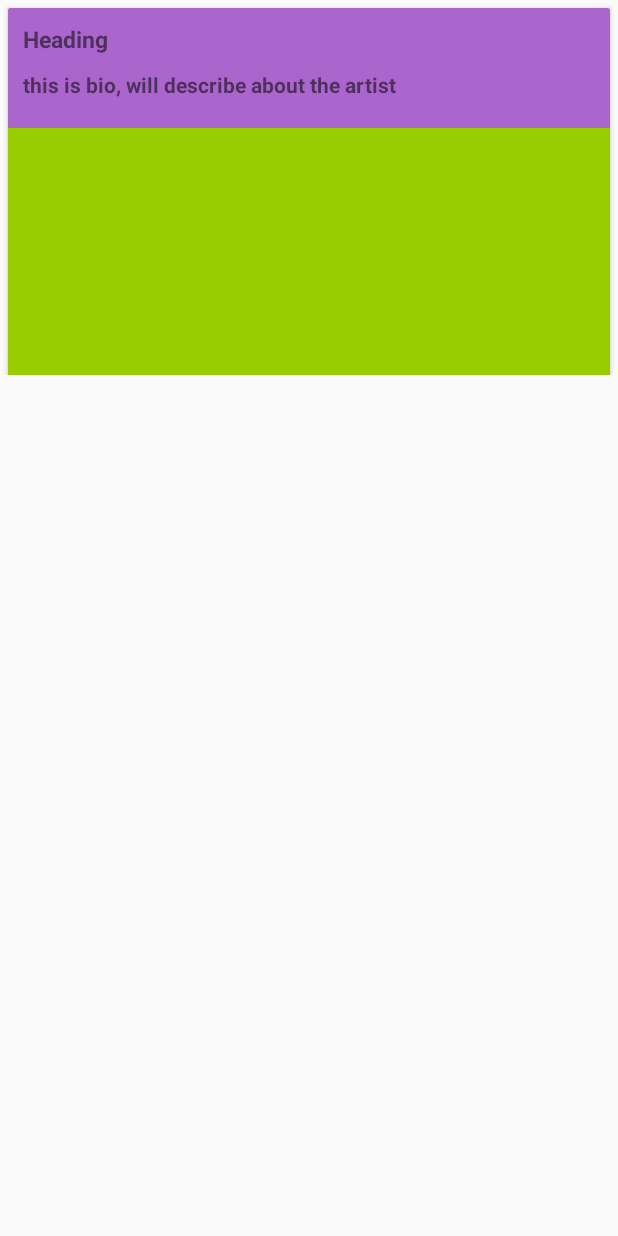
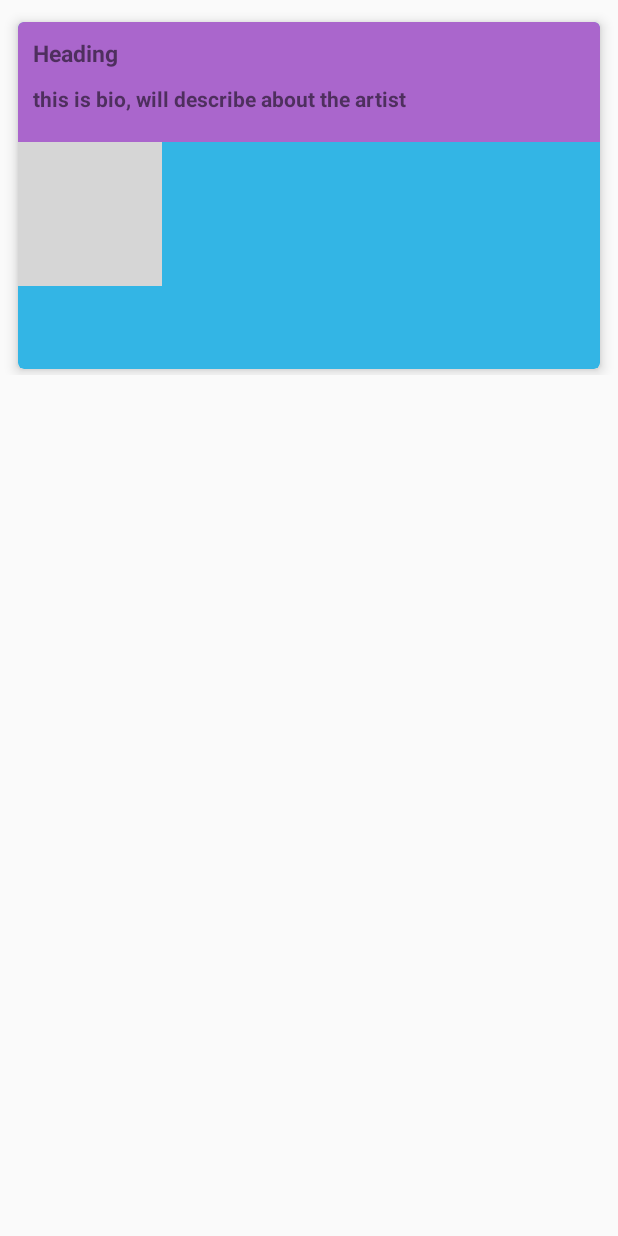
Before and after one commit to Shailesh23/UiPractice, an Android app: the layout card_view.xml on its own in the app's theme, with its tools: preview values and no code run, on a phone screen of 412 x 824 dp. Run offline under Robolectric (Android 15) with nearby library versions, the phone set to English and light mode, and no system bars; grey boxes are pictures that could not be loaded.

Commit message:
Added image loading from Glide. Added infinite image loading, late loading

```diff
--- a/app/build.gradle
+++ b/app/build.gradle
@@ -35,4 +35,6 @@ dependencies {
 
     compile 'com.android.support:cardview-v7:23.0.0'
     compile 'com.android.support:recyclerview-v7:23.0.0'
+
+    compile 'com.github.bumptech.glide:glide:3.7.0'
 }
--- a/app/src/main/java/co/fmauipractice/FMARetrofitServer.java
+++ b/app/src/main/java/co/fmauipractice/FMARetrofitServer.java
@@ -6,13 +6,17 @@ import co.fmauipractice.pojos.Genres;
 import retrofit2.Call;
 import retrofit2.http.GET;
 import retrofit2.http.Path;
+import retrofit2.http.Query;
 
 /**
  * Created by Shal on 11-09-2016.
  */
 public interface FMARetrofitServer {
-    @GET("api/get/artists.json?api_key=7Y8CNHXREY4GJ9W6")
+    @GET("api/get/artists.json?api_key=7Y8CNHXREY4GJ9W6&limit=50")
     Call<DataSetInfo<Artists>> getArtistFromFMAServer();
+
+    @GET("api/get/artists.json?api_key=7Y8CNHXREY4GJ9W6&limit=50")
+    Call<DataSetInfo<Artists>> getArtistFromFMAServerWithPage(@Query("page") int page);
 
     @GET("api/get/genres.json?api_key=7Y8CNHXREY4GJ9W6&limit=2")
     Call<DataSetInfo<Genres>> getGenresFromFMAServer();
--- a/app/src/main/java/co/fmauipractice/ServerCall/ServerCall.java
+++ b/app/src/main/java/co/fmauipractice/ServerCall/ServerCall.java
@@ -41,8 +41,9 @@ public class ServerCall {
         fmaRetrofitServer = retrofit.create(FMARetrofitServer.class);
     }
 
-    public void getArtistsTypeList(Callback<DataSetInfo<Artists>> callback) {
-        Call<DataSetInfo<Artists>> artistCall = fmaRetrofitServer.getArtistFromFMAServer();
+    public void getArtistsTypeList(Callback<DataSetInfo<Artists>> callback, int page) {
+        Call<DataSetInfo<Artists>> artistCall;
+        artistCall = fmaRetrofitServer.getArtistFromFMAServerWithPage(page);
         artistCall.enqueue(callback);
     }
 }
--- a/app/src/main/res/layout/card_view.xml
+++ b/app/src/main/res/layout/card_view.xml
@@ -4,18 +4,22 @@
     android:layout_height="250dp"
     android:orientation="vertical">
 
-    <android.support.v7.widget.CardView
+    <android.support.v7.widget.CardView xmlns:card_view="http://schemas.android.com/apk/res-auto"
         android:id="@+id/card_view"
         android:layout_width="fill_parent"
         android:layout_height="250dp"
         android:layout_gravity="center"
-        android:layout_margin="5dp">
+        android:layout_margin="5dp"
+        card_view:cardElevation="5dp"
+        card_view:cardUseCompatPadding="true"
+        card_view:cardBackgroundColor = "@android:color/holo_blue_light"
+        card_view:cardCornerRadius="4dp">
 
         <LinearLayout
             android:id="@+id/relative_card"
             android:layout_width="match_parent"
             android:layout_height="250dp"
-            android:background="@android:color/holo_green_light">
+            android:orientation="vertical">
 
             <LinearLayout
                 android:layout_width="match_parent"
@@ -41,6 +45,12 @@
                     android:text="this is bio, will describe about the artist"
                     android:textStyle="bold" />
             </LinearLayout>
+
+            <ImageView
+                android:id="@+id/image_artist"
+                android:layout_width="wrap_content"
+                android:layout_height="wrap_content"
+                android:src="@drawable/image" />
         </LinearLayout>
     </android.support.v7.widget.CardView>
 </LinearLayout>
```
Also changed, not shown: app/src/main/java/co/fmauipractice/FMAServerCall.java (deleted, +0 -9 lines), app/src/main/java/co/fmauipractice/activities/ArtistActivity.java (+32 -3 lines), app/src/main/java/co/fmauipractice/adapter/RecycleDataAdapter.java (+29 -4 lines), app/src/main/java/co/fmauipractice/helpers/DataSetRules.java (added, +27 -0 lines), app/src/main/java/co/fmauipractice/interfaces/DataSet.java (added, +12 -0 lines), app/src/main/java/co/fmauipractice/pojos/Artists.java (+5 -2 lines).
